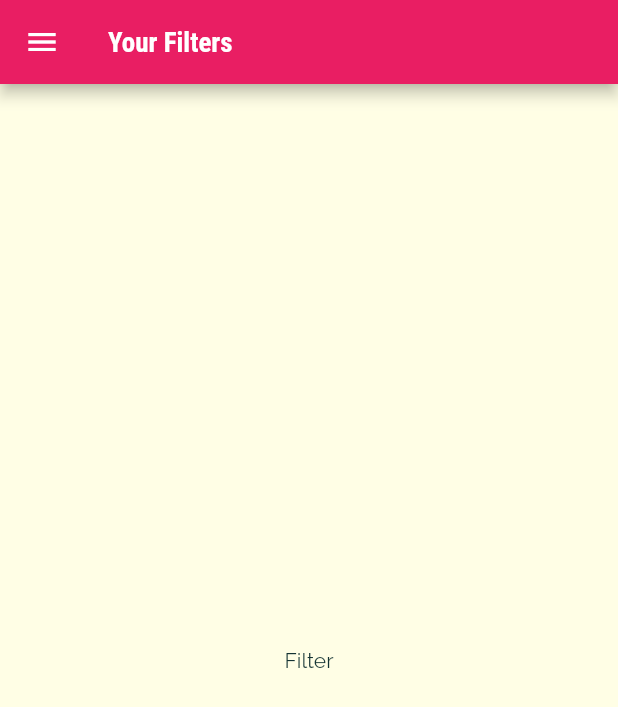
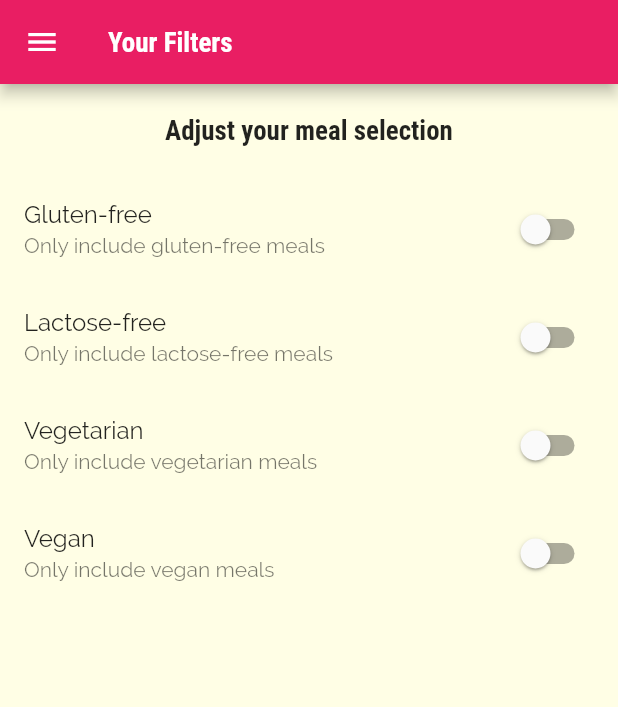
Before and after one commit to rishabh72/meals_app_flutter, a Flutter app: the FiltersScreen screen opened by its route, on a phone screen of 412 x 824 dp. Shown: the top 707 px of the screen. Run offline on Flutter 3.47's test engine with Material 2 defaults, Android fonts, the phone set to English and light mode, and no system bars.

Commit message:
adding filter switches

```diff
--- a/lib/screens/filters_screen.dart
+++ b/lib/screens/filters_screen.dart
@@ -1,8 +1,28 @@
 import 'package:flutter/material.dart';
 import 'package:meals_app/widgets/main_drawer.dart';
 
-class FiltersScreen extends StatelessWidget {
+class FiltersScreen extends StatefulWidget {
   static const routeName = '/filters';
+
+  @override
+  State<FiltersScreen> createState() => _FiltersScreenState();
+}
+
+class _FiltersScreenState extends State<FiltersScreen> {
+  var _glutenFree = false;
+  var _vegetarian = false;
+  var _vegan = false;
+  var _lactoseFree = false;
+
+  Widget _buildSwitchListTile(
+      String title, String subtitle, bool curVal, Function updateVal) {
+    return SwitchListTile(
+        title: Text(title),
+        value: curVal,
+        subtitle: Text(subtitle),
+        onChanged: updateVal);
+  }
+
   @override
   Widget build(BuildContext context) {
     return Scaffold(
@@ -10,8 +30,47 @@ class FiltersScreen extends StatelessWidget {
         title: Text('Your Filters'),
       ),
       drawer: SideDrawer(),
-      body: Center(
-        child: Text('Filter'),
+      body: Column(
+        children: [
+          Container(
+            padding: EdgeInsets.all(20),
+            child: Text(
+              'Adjust your meal selection',
+              style: Theme.of(context).textTheme.headline6,
+            ),
+          ),
+          Expanded(
+              child: ListView(
+            children: [
+              _buildSwitchListTile(
+                  'Gluten-free', 'Only include gluten-free meals', _glutenFree,
+                  (newVal) {
+                setState(() {
+                  _glutenFree = newVal;
+                });
+              }),
+              _buildSwitchListTile('Lactose-free',
+                  'Only include lactose-free meals', _lactoseFree, (newVal) {
+                setState(() {
+                  _lactoseFree = newVal;
+                });
+              }),
+              _buildSwitchListTile(
+                  'Vegetarian', 'Only include vegetarian meals', _vegetarian,
+                  (newVal) {
+                setState(() {
+                  _vegetarian = newVal;
+                });
+              }),
+              _buildSwitchListTile('Vegan', 'Only include vegan meals', _vegan,
+                  (newVal) {
+                setState(() {
+                  _vegan = newVal;
+                });
+              })
+            ],
+          ))
+        ],
       ),
     );
   }
```
